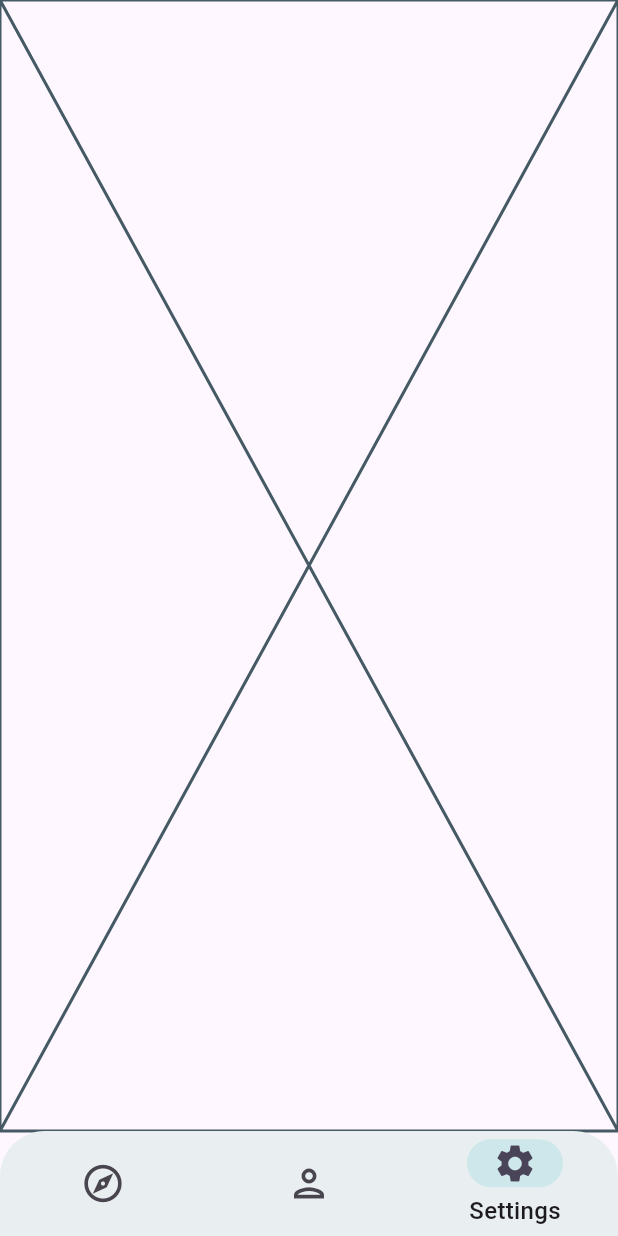
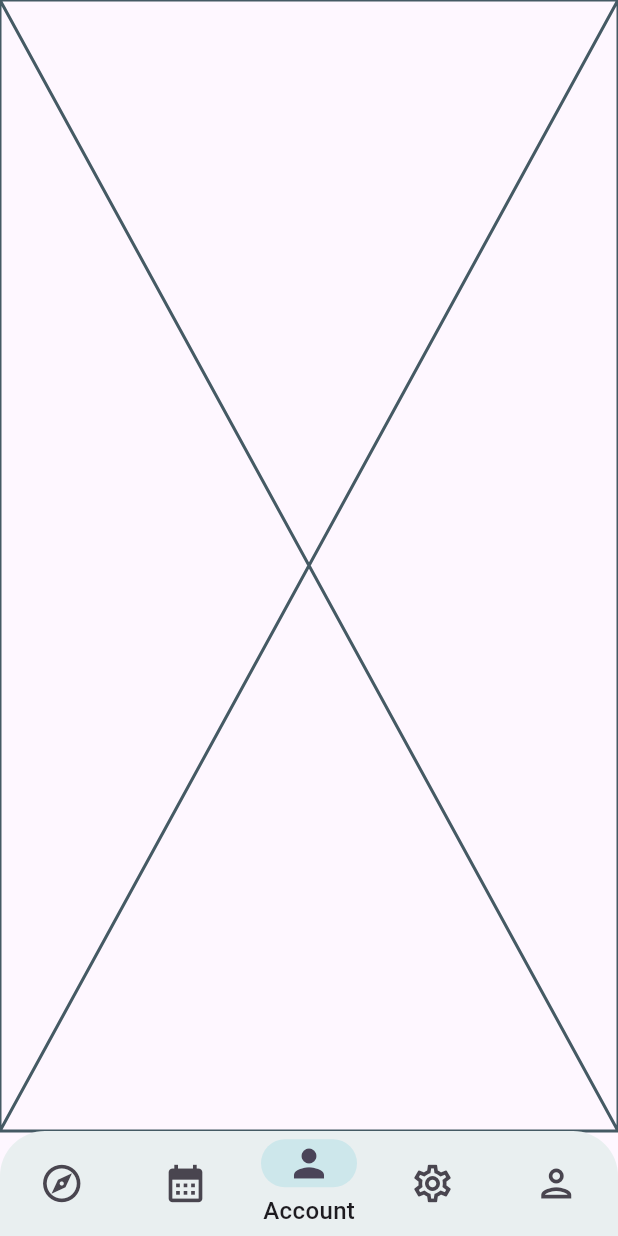
Before and after one commit to monishshriyan/home-assist, a Flutter app: the screen it shows after launch, item 3 of the bottom bar chosen, on a phone screen of 412 x 824 dp. Run offline on Flutter 3.47's test engine with Material 3 defaults, Android fonts, the phone set to English and light mode, and no system bars; our stand-ins replace flutter_svg, google_fonts, hexcolor.

Commit message:
added bookings tab and changed position of settings

```diff
--- a/lib/base/bottom_nav_bar.dart
+++ b/lib/base/bottom_nav_bar.dart
@@ -57,6 +57,16 @@ class _MaterialNavState extends State<MaterialNav> {
                     label: 'Discover'),
                 NavigationDestination(
                     icon: Icon(
+                      Icons.calendar_month,
+                      size: 30,
+                    ),
+                    selectedIcon: Icon(
+                      Icons.explore,
+                      size: 30,
+                    ),
+                    label: 'Bookings'),
+                NavigationDestination(
+                    icon: Icon(
                       Icons.person_outlined,
                       size: 30,
                     ),
@@ -65,7 +75,14 @@ class _MaterialNavState extends State<MaterialNav> {
                 NavigationDestination(
                     icon: Icon(Icons.settings_outlined, size: 30),
                     selectedIcon: Icon(Icons.settings, size: 30),
-                    label: 'Settings')
+                    label: 'Settings'),
+                 NavigationDestination(
+                    icon: Icon(
+                      Icons.person_outlined,
+                      size: 30,
+                    ),
+                    selectedIcon: Icon(Icons.person, size: 30),
+                    label: 'Account'),
               ],
             ),
           ),
```
